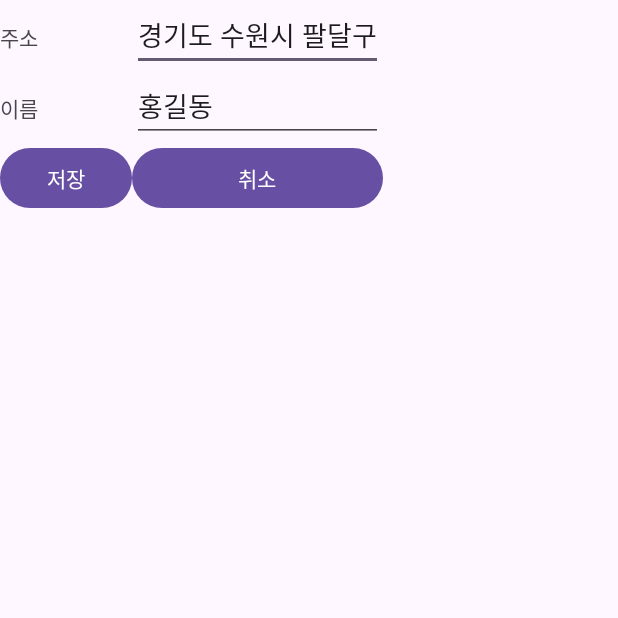
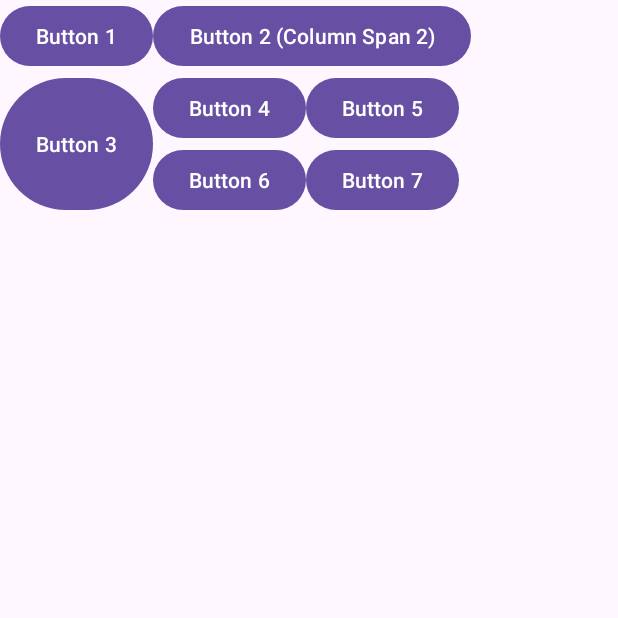
Before and after one commit to HSH-11/MobileProgramming, an Android app: the screen it shows after launch (MainActivity), on a phone screen of 412 x 824 dp, the top half of it. Run offline under Robolectric (Android 15) with nearby library versions, the phone set to English and light mode, and no system bars; 1 statement that could not run was skipped.

Commit message:
GridLayout

```diff
--- a/app/layout/src/main/res/layout/activity_main.xml
+++ b/app/layout/src/main/res/layout/activity_main.xml
@@ -1,20 +1,35 @@
 <?xml version="1.0" encoding="utf-8"?>
-<TableLayout xmlns:android="http://schemas.android.com/apk/res/android"
-    android:layout_width="match_parent"
-    android:layout_height="match_parent">
+<GridLayout xmlns:android="http://schemas.android.com/apk/res/android"
+    xmlns:tools="http://schemas.android.com/tools"
+    android:layout_width="wrap_content"
+    android:layout_height="wrap_content"
+    android:columnCount="3"
+    android:rowCount="3"
+    tools:context=".MainActivity">
 
-    <TableRow>
-        <TextView android:text="주소"/>
-        <EditText android:text="경기도 수원시 팔달구"/>
-    </TableRow>
+    <Button
+        android:text="Button 1" />
 
-    <TableRow>
-        <TextView android:text="이름"/>
-        <EditText android:text="홍길동"/>
-    </TableRow>
+    <Button
+        android:layout_columnSpan="2"
+        android:text="Button 2 (Column Span 2)" />
 
-    <TableRow>
-        <Button android:text="저장"/>
-        <Button android:text="취소"/>
-    </TableRow>
-</TableLayout>
+    <Button
+        android:layout_rowSpan="2"
+        android:layout_gravity="fill_vertical"
+        android:text="Button 3" />
+
+    <Button
+        android:text="Button 4" />
+
+    <Button
+        android:text="Button 5" />
+
+    <Button
+        android:text="Button 6" />
+
+    <Button
+        android:text="Button 7" />
+
+
+</GridLayout>
```
